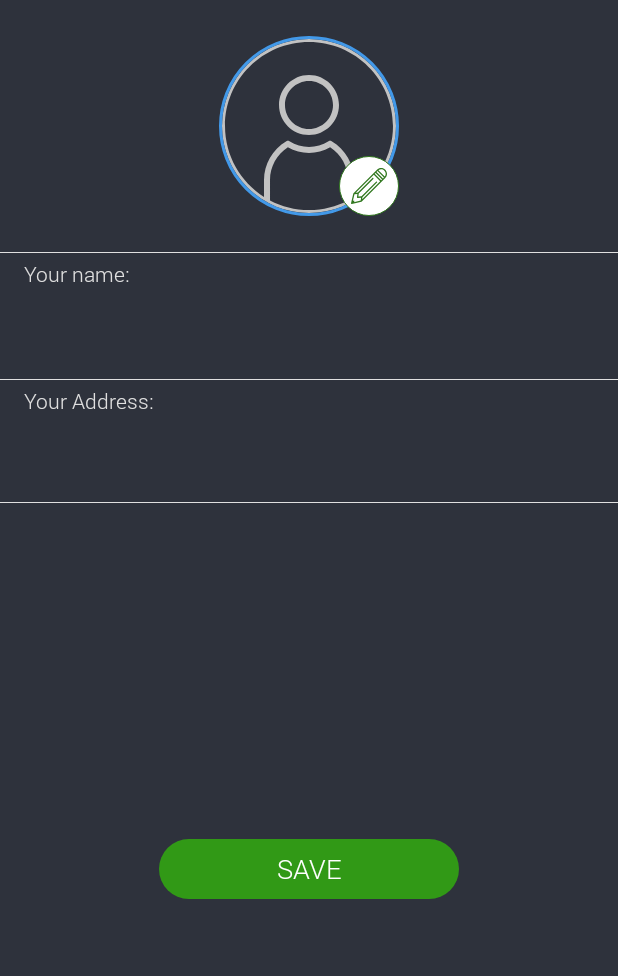
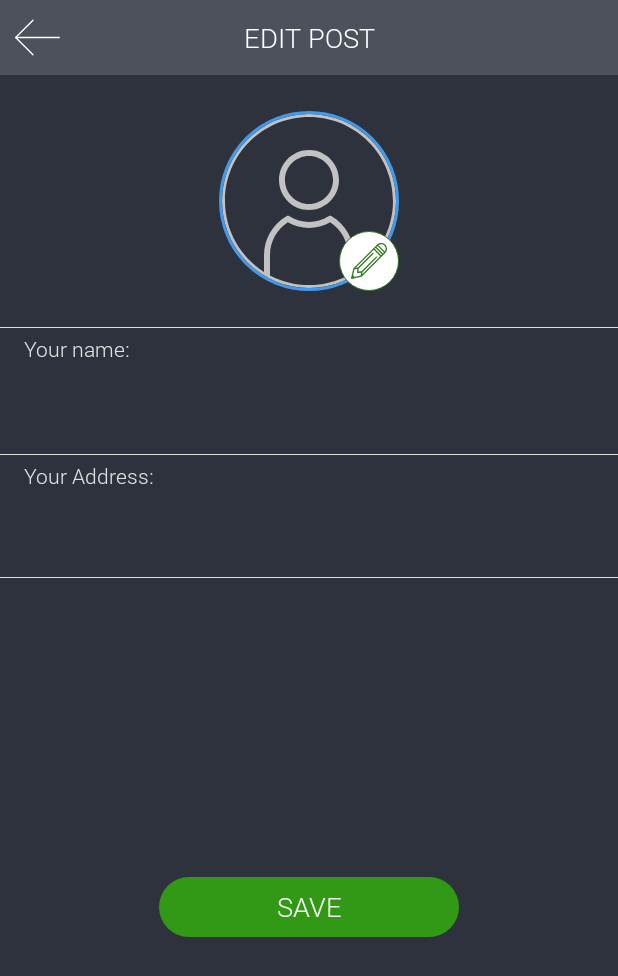
Before and after one commit to thanh-ha-van/pikerFree, an Android app: the screen it shows after launch once a user with an empty profile is signed in (EditProfileActivity), after a tap on "EDIT PROFILE", on a phone screen of 412 x 824 dp. Shown: the top 976 px of the screen. Run offline under Robolectric (Android 15) with nearby library versions, the phone set to English and light mode, and no system bars; our stand-ins replace ButterKnife, CircleImageView, Firebase (no records; nobody signed in at launch, a user with empty details on screens opened directly); pictures from the network do not load; 1 statement that could not run was skipped.

Commit message:
update things

```diff
--- a/app/src/main/java/ha/thanh/pikerfree/activities/conversation/ConPresenter.java
+++ b/app/src/main/java/ha/thanh/pikerfree/activities/conversation/ConPresenter.java
@@ -193,7 +193,6 @@ class ConPresenter {
                 messPref.setValue(lastMessId);
             }
         });
-
     }
 
     private void showData() {
--- a/app/src/main/java/ha/thanh/pikerfree/activities/editPost/EditPostActivity.java
+++ b/app/src/main/java/ha/thanh/pikerfree/activities/editPost/EditPostActivity.java
@@ -76,15 +76,13 @@ public class EditPostActivity extends AppCompatActivity implements EditPostInter
         mPresenter.getImageLinksFromId(postID + "");
         imagePickerAdapter = new ImagePickerAdapter(this, mPresenter.getItemList(), null);
         alertDialog = new CustomAlertDialog(this);
+        imageSlideAdapter = new ImageSlideAdapter(this, mPresenter.getImagePostList());
     }
 
     private void initView() {
         ButterKnife.bind(this);
         scrollView.setVisibility(View.INVISIBLE);
-
-        imageSlideAdapter = new ImageSlideAdapter(this, mPresenter.getImagePostList());
         vpImageSlide.setAdapter(imageSlideAdapter);
-
         waitingDialog = new WaitingDialog(this);
         waitingDialog.showDialog();
         GridLayoutManager gridLayoutManager = new GridLayoutManager(getApplicationContext(), 2);
@@ -172,7 +170,7 @@ public class EditPostActivity extends AppCompatActivity implements EditPostInter
 
     public final static int SELECT_CODE = 101;
 
-    @OnClick(R.id.tv_select)
+    @OnClick(R.id.tv_post_category)
     public void startSelectActivity() {
         Intent intent = new Intent(this, SelectCategoryActivity.class);
         startActivityForResult(intent, SELECT_CODE);
--- a/app/src/main/java/ha/thanh/pikerfree/otherHandle/HandlePermission.java
+++ b/app/src/main/java/ha/thanh/pikerfree/otherHandle/HandlePermission.java
@@ -76,7 +76,7 @@ public class HandlePermission {
         }
     }
 
-    public void showDialogSetting() {
+    private void showDialogSetting() {
         dialogMessage.setMessage("You have to enable permission for using this feature.");
         dialogMessage.setOnClickButton(new DialogMessage.OnClickButton() {
             @Override
--- a/app/src/main/res/layout/activity_edit_profile.xml
+++ b/app/src/main/res/layout/activity_edit_profile.xml
@@ -8,6 +8,30 @@
     android:gravity="center"
     android:orientation="vertical">
 
+    <LinearLayout
+        android:layout_width="match_parent"
+        android:layout_height="50dp"
+        android:background="@color/colorAccent"
+        android:gravity="center">
+
+        <ImageView
+            android:id="@+id/ic_back"
+            android:layout_width="50dp"
+            android:layout_height="50dp"
+            android:src="@drawable/ic_back"
+            android:tint="@color/white"
+            android:padding="10dp"/>
+        <ha.thanh.pikerfree.customviews.CustomTextView
+            android:layout_width="wrap_content"
+            android:layout_height="wrap_content"
+            android:gravity="center"
+            android:text="@string/edit_this"
+            android:textAllCaps="true"
+            android:layout_marginEnd="50dp"
+            android:layout_weight="1"
+            android:textColor="@color/white"
+            android:textSize="18sp" />
+    </LinearLayout>
     <RelativeLayout
         android:layout_width="wrap_content"
         android:layout_height="wrap_content">
--- a/app/src/main/res/layout/activity_intro.xml
+++ b/app/src/main/res/layout/activity_intro.xml
@@ -10,7 +10,7 @@
         android:id="@+id/view_title"
         android:layout_width="match_parent"
         android:background="@color/shade"
-        android:layout_height="40dp"
+        android:layout_height="50dp"
         android:layout_gravity="center_horizontal"
         android:gravity="center_vertical"
         android:orientation="horizontal">
@@ -18,7 +18,7 @@
         <ImageView
             android:id="@+id/img_back"
             android:layout_width="50dp"
-            android:layout_height="40dp"
+            android:layout_height="50dp"
             android:padding="10dp"
             android:src="@drawable/ic_back"
             android:tint="@color/white" />
@@ -39,7 +39,7 @@
         <ImageView
             android:id="@+id/img_next"
             android:layout_width="50dp"
-            android:layout_height="40dp"
+            android:layout_height="50dp"
             android:padding="10dp"
             android:src="@drawable/ic_next"
             android:tint="@color/white" />
--- a/app/src/main/res/layout/fragment_intro_3.xml
+++ b/app/src/main/res/layout/fragment_intro_3.xml
@@ -34,7 +34,7 @@
             android:layout_height="wrap_content"
             android:layout_gravity="center_horizontal"
             android:layout_marginRight="20dp"
-            android:text="some word"
+            android:text="Peace"
             android:textColor="@color/gray"
             android:textSize="16sp"
             android:textStyle="bold" />
@@ -45,7 +45,7 @@
             android:layout_height="wrap_content"
             android:layout_gravity="top|right"
             android:layout_marginTop="40dp"
-            android:text="some word"
+            android:text="Happy"
             android:textColor="@color/gray"
             android:textSize="20sp"
             android:textStyle="bold" />
@@ -55,7 +55,7 @@
             android:layout_width="wrap_content"
             android:layout_height="wrap_content"
             android:layout_marginTop="70dp"
-            android:text="some word"
+            android:text="Good"
             android:textColor="@color/gray"
             android:textSize="25sp"
             android:textStyle="bold" />
```
Also changed, not shown: app/src/main/res/layout/activity_edit_post.xml (+14 -4 lines), app/src/main/res/layout/activity_new_post.xml (+17 -6 lines), app/src/main/res/layout/activity_post.xml (+4 -4 lines), app/src/main/res/layout/fragment_intro_1.xml (+5 -5 lines), app/src/main/res/layout/item_post.xml (+14 -6 lines), app/src/main/res/values/strings.xml (+6 -5 lines).
